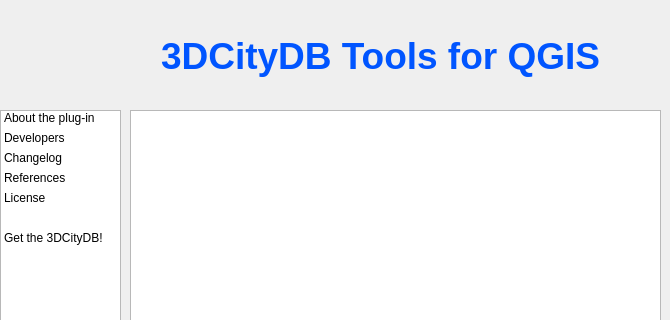
Before: the Qt Designer form shared/gui_about/ui/about_dialog.ui in tudelft3d/3DCityDB-Tools-for-QGIS, drawn with Qt 5; both pictures show x 0 to 670 and y 0 to 320 of the 670 by 550 pixel window.
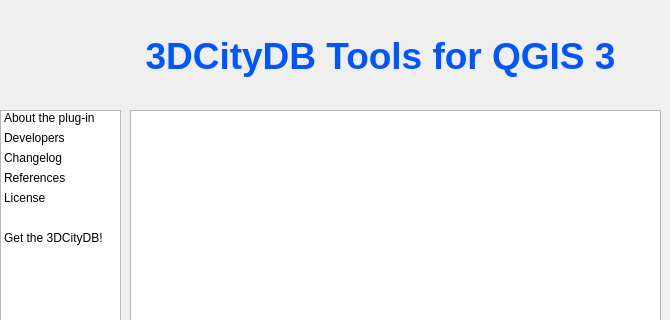
After: the same form once the commit is applied. Icons and pictures are not drawn.

Patch:
```diff
--- a/shared/gui_about/ui/about_dialog.ui
+++ b/shared/gui_about/ui/about_dialog.ui
@@ -645,7 +645,7 @@
     </font>
    </property>
    <property name="text">
-    <string>3DCityDB Tools for QGIS</string>
+    <string>3DCityDB Tools for QGIS 3</string>
    </property>
    <property name="alignment">
     <set>Qt::AlignCenter</set>
```
